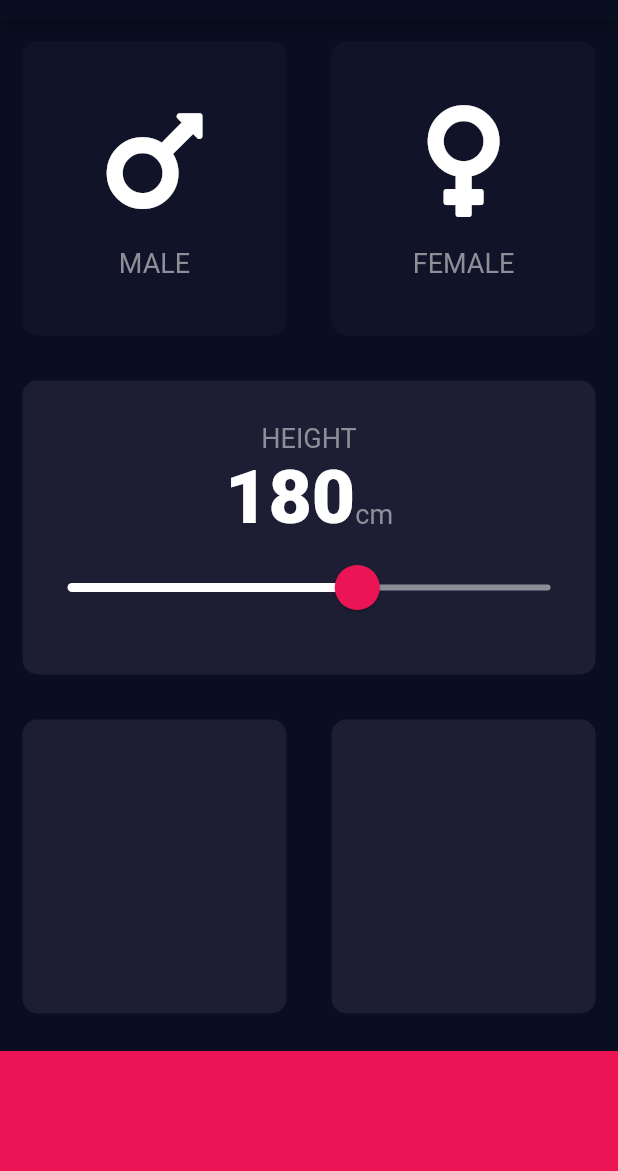
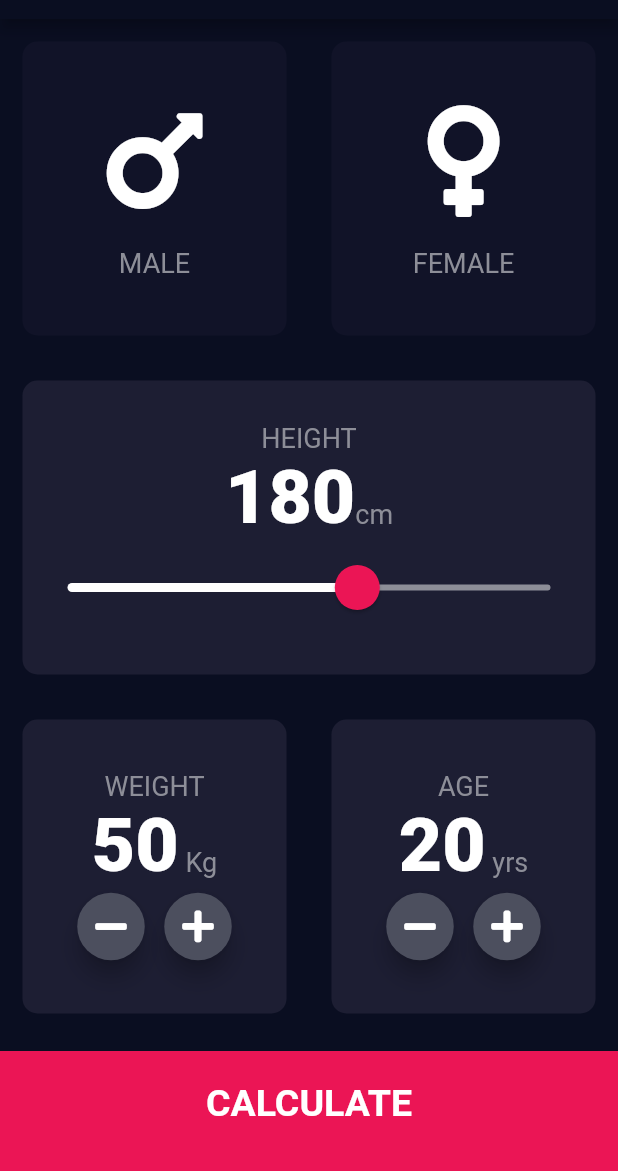
Before and after one commit to shreyasaxena1/BMI-Calculator, a Flutter app: the screen it shows after launch, on a phone screen of 412 x 824 dp, the part 65-1236 px from its top. Run offline on Flutter 3.47's test engine with Material 2 defaults, Android fonts, the phone set to English and light mode, and no system bars; our stand-ins replace font_awesome_flutter.

Commit message:
Final Commit

```diff
--- /dev/null
+++ b/lib/calculateBmi.dart
@@ -0,0 +1,34 @@
+import 'dart:math';
+
+class CalculateBMI {
+  CalculateBMI({this.height, this.weight});
+
+  final int height;
+  final int weight;
+  double _bmi;
+
+  String calculateBmi() {
+    _bmi = weight / pow(height / 100, 2);
+    return _bmi.toStringAsFixed(1);
+  }
+
+  String getResults() {
+    if (_bmi >= 25) {
+      return 'Overweight';
+    } else if (_bmi > 18.5) {
+      return 'Normal';
+    } else {
+      return 'Underweight';
+    }
+  }
+
+  String getInterpretation() {
+    if (_bmi >= 25) {
+      return 'Too much ! Get , Set , Exercise and Go!!';
+    } else if (_bmi > 18.5) {
+      return 'Ahhan ! Good job hooman ! ';
+    } else {
+      return 'Too low ! Go have some food at your favorite restaurant';
+    }
+  }
+}
--- /dev/null
+++ b/lib/component/bottom_button.dart
@@ -0,0 +1,29 @@
+import 'package:flutter/material.dart';
+import '../constants.dart';
+
+class BottomButtom extends StatelessWidget {
+  BottomButtom({@required this.onTapping, @required  this.buttonTitle});
+
+  final Function onTapping;
+  final String buttonTitle;
+
+  @override
+  Widget build(BuildContext context) {
+    return GestureDetector(
+      onTap: onTapping,
+      child: Container(
+        padding: EdgeInsets.only(bottom: 10.0),
+        color: kColorOfBottomContainer,
+        margin: EdgeInsets.only(top: 10.0),
+        width: double.infinity,
+        height: kHeightOfBottomContainer,
+        child: Center(
+          child: Text(
+            buttonTitle,
+            style: kLargeButton,
+          ),
+        ),
+      ),
+    );
+  }
+}
--- a/lib/icon_content.dart
+++ b/lib/component/icon_content.dart
@@ -1,5 +1,5 @@
 import 'package:flutter/material.dart';
-import 'constants.dart';
+import '../constants.dart';
 class IconContent extends StatelessWidget {
   final String genderText;
   final IconData genderIcon;
--- a/lib/reuseable_card.dart
+++ b/lib/component/reusable_card.dart
@@ -1,10 +1,10 @@
 import 'package:flutter/material.dart';
 
 class Reuseablecard extends StatelessWidget {
-  Reuseablecard({@required this.colour, this.carChild , this.onTapping});
+  Reuseablecard({@required this.colour, this.cardChild , this.onTapping});
 
   final Color colour; // final make immutable
-  final Widget carChild;
+  final Widget cardChild;
   final Function onTapping;
 
   @override
@@ -12,7 +12,7 @@ class Reuseablecard extends StatelessWidget {
     return GestureDetector(
       onTap: onTapping,
       child: Container(
-        child: carChild,
+        child: cardChild,
         margin: EdgeInsets.all(15.0),
         decoration: BoxDecoration(
           color: colour,
--- a/lib/input_page.dart
+++ /dev/null
@@ -1,158 +0,0 @@
-import 'package:flutter/material.dart';
-import 'package:font_awesome_flutter/font_awesome_flutter.dart';
-import 'icon_content.dart';
-import 'reuseable_card.dart';
-import 'constants.dart';
-
-//define at top
-enum GenderEnum { male, female }
-
-class InputPage extends StatefulWidget {
-  @override
-  _InputPageState createState() => _InputPageState();
-}
-
-class _InputPageState extends State<InputPage> {
-  GenderEnum selectedGender;
-  int height = 180;
-
-  //define both separately because we need to set onTap colors
-  //Color maleCardColor = inactiveCardColor;
-  //Color femaleCardColor = inactiveCardColor;
-
-  // //Male - 1 : Female - 2
-  // void updateColor(GenderEnum gender) {
-  //   //Male
-  //   if (gender == GenderEnum.male) {
-  //     if (maleCardColor == inactiveCardColor) {
-  //       maleCardColor = activeCardColor;
-  //       femaleCardColor = inactiveCardColor;
-  //     } else
-  //       maleCardColor = inactiveCardColor;
-  //   }
-  //   if (gender == GenderEnum.female) {
-  //     if (femaleCardColor == inactiveCardColor) {
-  //       femaleCardColor = activeCardColor;
-  //       maleCardColor = inactiveCardColor;
-  //     } else {
-  //       femaleCardColor = inactiveCardColor;
-  //     }
-  //   }
-  // }
-
-  @override
-  Widget build(BuildContext context) {
-    return Scaffold(
-        appBar: AppBar(
-          title: Text('BMI CALCULATOR'),
-        ),
-        body: Column(
-          crossAxisAlignment: CrossAxisAlignment.stretch,
-          children: <Widget>[
-            Expanded(
-                child: Row(
-              children: <Widget>[
-                Expanded(
-                  child: Reuseablecard(
-                    onTapping: () {
-                      setState(() {
-                        selectedGender = GenderEnum.male;
-                      });
-                    },
-                    colour: selectedGender == GenderEnum.male
-                        ? kActiveCardColor
-                        : kInactiveCardColor,
-                    carChild: IconContent(
-                        genderText: 'MALE', genderIcon: FontAwesomeIcons.mars),
-                  ),
-                ),
-                Expanded(
-                  child: Reuseablecard(
-                    onTapping: () {
-                      setState(() {
-                        selectedGender = GenderEnum.female;
-                      });
-                    },
-                    colour: selectedGender == GenderEnum.female
-                        ? kActiveCardColor
-                        : kInactiveCardColor,
-                    carChild: IconContent(
-                      genderText: 'FEMALE',
-                      genderIcon: FontAwesomeIcons.venus,
-                    ),
-                  ),
-                ),
-              ],
-            )),
-            Expanded(
-              child: Reuseablecard(
-                colour: kActiveCardColor,
-                carChild: Column(
-                  mainAxisAlignment: MainAxisAlignment.center,
-                  children: <Widget>[
-                    Text(
-                      'HEIGHT',
-                      style: kLabelTextStyle,
-                    ),
-                    Row(
-                      mainAxisAlignment: MainAxisAlignment.center,
-                      crossAxisAlignment: CrossAxisAlignment.baseline,
-                      textBaseline: TextBaseline.alphabetic,
-                      children: <Widget>[
-                        Text(
-                          height.toString(),
-                          style: kNumberTextStyle,
-                        ),
-                        Text(
-                          'cm',
-                          style: kLabelTextStyle,
-                        )
-                      ],
-                    ),
-                    SliderTheme(
-                      data: SliderTheme.of(context).copyWith(
-                        thumbColor: Color(0xFFEB1555),
-                        activeTrackColor: Colors.white,
-                        inactiveTrackColor : Color(0xFF8D8E98),
-                        overlayColor: Color(0x29EB1555),
-                        thumbShape:
-                            RoundSliderThumbShape(enabledThumbRadius: 15.0),
-                        overlayShape:
-                            RoundSliderOverlayShape(overlayRadius: 30.0),
-                      ),
-                      child: Slider(
-                        value: height.toDouble(),
-                        min: 120,
-                        max: 220,
-                        onChanged: (double newValue) {
-                          setState(() {
-                            height = newValue.round();
-                          });
-                        },
-                      ),
-                    )
-                  ],
-                ),
-              ),
-            ),
-            Expanded(
-                child: Row(
-              children: <Widget>[
-                Expanded(
-                  child: Reuseablecard(colour: kActiveCardColor),
-                ),
-                Expanded(
-                  child: Reuseablecard(colour: kActiveCardColor),
-                ),
-              ],
-            )),
-            Container(
-              color: kColorOfBottomContainer,
-              margin: EdgeInsets.only(top: 10.0),
-              width: double.infinity,
-              height: kHeightOfBottomContainer,
-            )
-          ],
-        ));
-  }
-}
--- a/lib/main.dart
+++ b/lib/main.dart
@@ -1,5 +1,5 @@
 import 'package:flutter/material.dart';
-import 'input_page.dart';
+import 'package:bmi_calculator/screens/input_page.dart';
 
 void main() => runApp(BMICalculator());
 
--- /dev/null
+++ b/lib/screens/input_page.dart
@@ -0,0 +1,298 @@
+import 'package:flutter/material.dart';
+import 'package:font_awesome_flutter/font_awesome_flutter.dart';
+import 'package:bmi_calculator/component/icon_content.dart';
+import 'package:bmi_calculator/component/reusable_card.dart';
+import 'package:bmi_calculator/constants.dart';
+import 'results.dart';
+import 'package:bmi_calculator/component/bottom_button.dart';
+import 'package:bmi_calculator/calculateBmi.dart';
+//define at top
+enum GenderEnum { male, female }
+
+class InputPage extends StatefulWidget {
+  @override
+  _InputPageState createState() => _InputPageState();
+}
+
+class _InputPageState extends State<InputPage> {
+  GenderEnum selectedGender;
+  int height = 180;
+  int weight = 50;
+  int age = 20;
+
+  //define both separately because we need to set onTap colors
+  //Color maleCardColor = inactiveCardColor;
+  //Color femaleCardColor = inactiveCardColor;
+
+  // //Male - 1 : Female - 2
+  // void updateColor(GenderEnum gender) {
+  //   //Male
+  //   if (gender == GenderEnum.male) {
+  //     if (maleCardColor == inactiveCardColor) {
+  //       maleCardColor = activeCardColor;
+  //       femaleCardColor = inactiveCardColor;
+  //     } else
+  //       maleCardColor = inactiveCardColor;
+  //   }
+  //   if (gender == GenderEnum.female) {
+  //     if (femaleCardColor == inactiveCardColor) {
+  //       femaleCardColor = activeCardColor;
+  //       maleCardColor = inactiveCardColor;
+  //     } else {
+  //       femaleCardColor = inactiveCardColor;
+  //     }
+  //   }
+  // }
+
+  @override
+  Widget build(BuildContext context) {
+    return Scaffold(
+        appBar: AppBar(
+          title: Text('BMI CALCULATOR'),
+        ),
+        body: Column(
+          crossAxisAlignment: CrossAxisAlignment.stretch,
+          children: <Widget>[
+            Expanded(
+                child: Row(
+              children: <Widget>[
+                Expanded(
+                  child: Reuseablecard(
+                    onTapping: () {
+                      setState(() {
+                        selectedGender = GenderEnum.male;
+                      });
+                    },
+                    colour: selectedGender == GenderEnum.male
+                        ? kActiveCardColor
+                        : kInactiveCardColor,
+                    cardChild: IconContent(
+                        genderText: 'MALE', genderIcon: FontAwesomeIcons.mars),
+                  ),
+                ),
+                Expanded(
+                  child: Reuseablecard(
+                    onTapping: () {
+                      setState(() {
+                        selectedGender = GenderEnum.female;
+                      });
+                    },
+                    colour: selectedGender == GenderEnum.female
+                        ? kActiveCardColor
+                        : kInactiveCardColor,
+                    cardChild: IconContent(
+                      genderText: 'FEMALE',
+                      genderIcon: FontAwesomeIcons.venus,
+                    ),
+                  ),
+                ),
+              ],
+            )),
+            Expanded(
+              child: Reuseablecard(
+                colour: kActiveCardColor,
+                cardChild: Column(
+                  mainAxisAlignment: MainAxisAlignment.center,
+                  children: <Widget>[
+                    Text(
+                      'HEIGHT',
+                      style: kLabelTextStyle,
+                    ),
+                    Row(
+                      mainAxisAlignment: MainAxisAlignment.center,
+                      crossAxisAlignment: CrossAxisAlignment.baseline,
+                      textBaseline: TextBaseline.alphabetic,
+                      children: <Widget>[
+                        Text(
+                          height.toString(),
+                          style: kNumberTextStyle,
+                        ),
+                        Text(
+                          'cm',
+                          style: kLabelTextStyle,
+                        )
+                      ],
+                    ),
+                    SliderTheme(
+                      data: SliderTheme.of(context).copyWith(
+                        thumbColor: Color(0xFFEB1555),
+                        activeTrackColor: Colors.white,
+                        inactiveTrackColor: Color(0xFF8D8E98),
+                        overlayColor: Color(0x29EB1555),
+                        thumbShape:
+                            RoundSliderThumbShape(enabledThumbRadius: 15.0),
+                        overlayShape:
+                            RoundSliderOverlayShape(overlayRadius: 30.0),
+                      ),
+                      child: Slider(
+                        value: height.toDouble(),
+                        min: 120,
+                        max: 220,
+                        onChanged: (double newValue) {
+                          setState(() {
+                            height = newValue.round();
+                          });
+                        },
+                      ),
+                    )
+                  ],
+                ),
+              ),
+            ),
+            Expanded(
+                child: Row(
+              children: <Widget>[
+                Expanded(
+                  child: Reuseablecard(
+                    colour: kActiveCardColor,
+                    cardChild: Column(
+                      mainAxisAlignment: MainAxisAlignment.center,
+                      children: <Widget>[
+                        Text(
+                          'WEIGHT',
+                          style: kLabelTextStyle,
+                        ),
+                        Row(
+                          mainAxisAlignment: MainAxisAlignment.center,
+                          textBaseline: TextBaseline.alphabetic,
+                          crossAxisAlignment: CrossAxisAlignment.baseline,
+                          children: <Widget>[
+                            Text(
+                              weight.toString(),
+                              style: kNumberTextStyle,
+                            ),
+                            Text(
+                              ' Kg',
+                              style: kLabelTextStyle,
+                            )
+                          ],
+                        ),
+                        Row(
+                          mainAxisAlignment: MainAxisAlignment.center,
+                          children: <Widget>[
+                            RoundIconButton(
+                              iconOfRoundIcon: FontAwesomeIcons.minus,
+                              onPressed: () {
+                                setState(() {
+                                  weight--;
+                                });
+                              },
+                            ),
+                            SizedBox(
+                              width: 10.0,
+                            ),
+                            RoundIconButton(
+                              iconOfRoundIcon: FontAwesomeIcons.plus,
+                              onPressed: () {
+                                setState(() {
+                                  weight++;
+                                });
+                              },
+                            ),
+                          ],
+                        ),
+                      ],
+                    ),
+                  ),
+                ),
+                Expanded(
+                  child: Reuseablecard(
+                    colour: kActiveCardColor,
+                    cardChild: Column(
+                      mainAxisAlignment: MainAxisAlignment.center,
+                      children: <Widget>[
+                        Text(
+                          'AGE',
+                          style: kLabelTextStyle,
+                        ),
+                        Row(
+                          mainAxisAlignment: MainAxisAlignment.center,
+                          textBaseline: TextBaseline.alphabetic,
+                          crossAxisAlignment: CrossAxisAlignment.baseline,
+                          children: <Widget>[
+                            Text(
+                              age.toString(),
+                              style: kNumberTextStyle,
+                            ),
+                            Text(
+                              ' yrs',
+                              style: kLabelTextStyle,
+                            ),
+                          ],
+                        ),
+                        Row(
+                          mainAxisAlignment: MainAxisAlignment.center,
+                          children: <Widget>[
+                            RoundIconButton(
+                              iconOfRoundIcon: FontAwesomeIcons.minus,
+                              onPressed: () {
+                                setState(() {
+                                  age--;
+                                });
+                              },
+                            ),
+                            SizedBox(
+                              width: 10.0,
+                            ),
+                            RoundIconButton(
+                              iconOfRoundIcon: FontAwesomeIcons.plus,
+                              onPressed: () {
+                                setState(() {
+                                  age++;
+                                });
+                              },
+                            ),
+                          ],
+                        )
+                      ],
+                    ),
+                  ),
+                ),
+              ],
+            )),
+            BottomButtom(
+              onTapping: () {
+                CalculateBMI cal = CalculateBMI(height: height , weight: weight);
+
+                Navigator.push(
+                  context,
+                  MaterialPageRoute(
+                    builder: (context) {
+                      // take this page and return result page
+                      return ResultsPage(
+                        bmiResult: cal.calculateBmi() ,
+                        resultText: cal.getResults(),
+                        interpretation: cal.getInterpretation() ,
+                      );
+                    },
+                  ),
+                );
+              },
+              buttonTitle: 'CALCULATE',
+            ),
+          ],
+        ));
+  }
+}
+
+class RoundIconButton extends StatelessWidget {
+  RoundIconButton({this.iconOfRoundIcon, this.onPressed});
+
+  final IconData iconOfRoundIcon;
+  final Function onPressed;
+
+  @override
+  Widget build(BuildContext context) {
+    return RawMaterialButton(
+      onPressed: onPressed,
+      child: Icon(iconOfRoundIcon),
+      elevation: 6.0,
+      shape: CircleBorder(),
+      fillColor: Color(0xFF4C4f5e),
+      constraints: BoxConstraints.tightFor(
+        width: 45.0,
+        height: 45.0,
+      ),
+    );
+  }
+}
```
Also changed, not shown: lib/constants.dart (+25 -0 lines), lib/screens/results.dart (added, +77 -0 lines).
